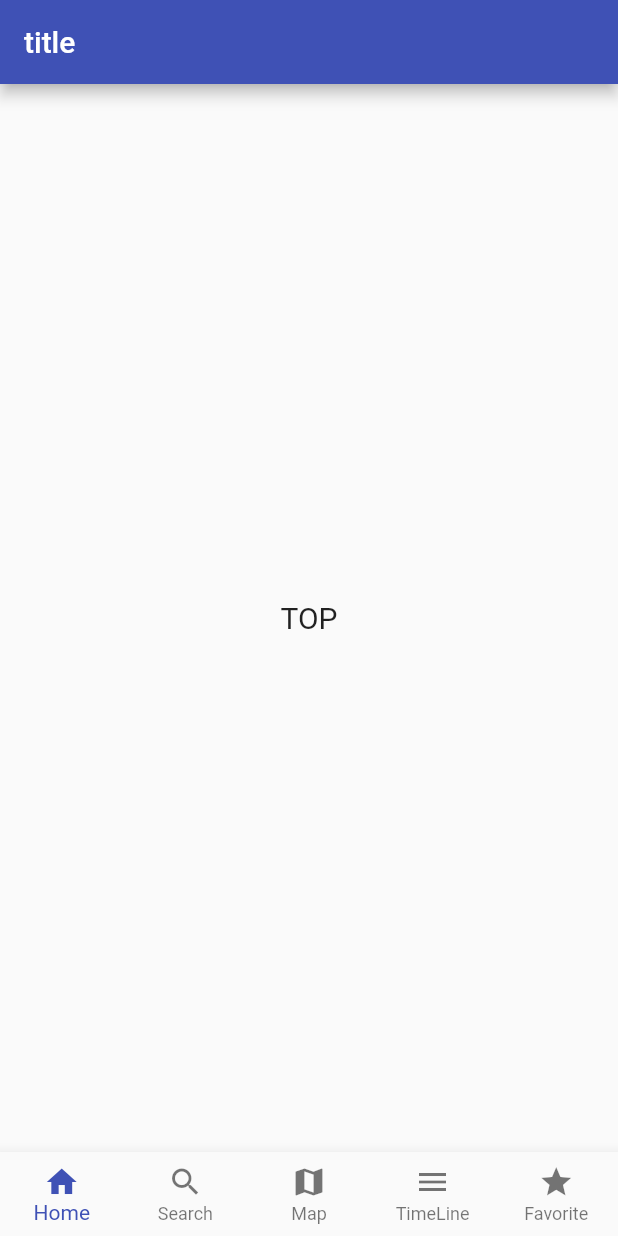
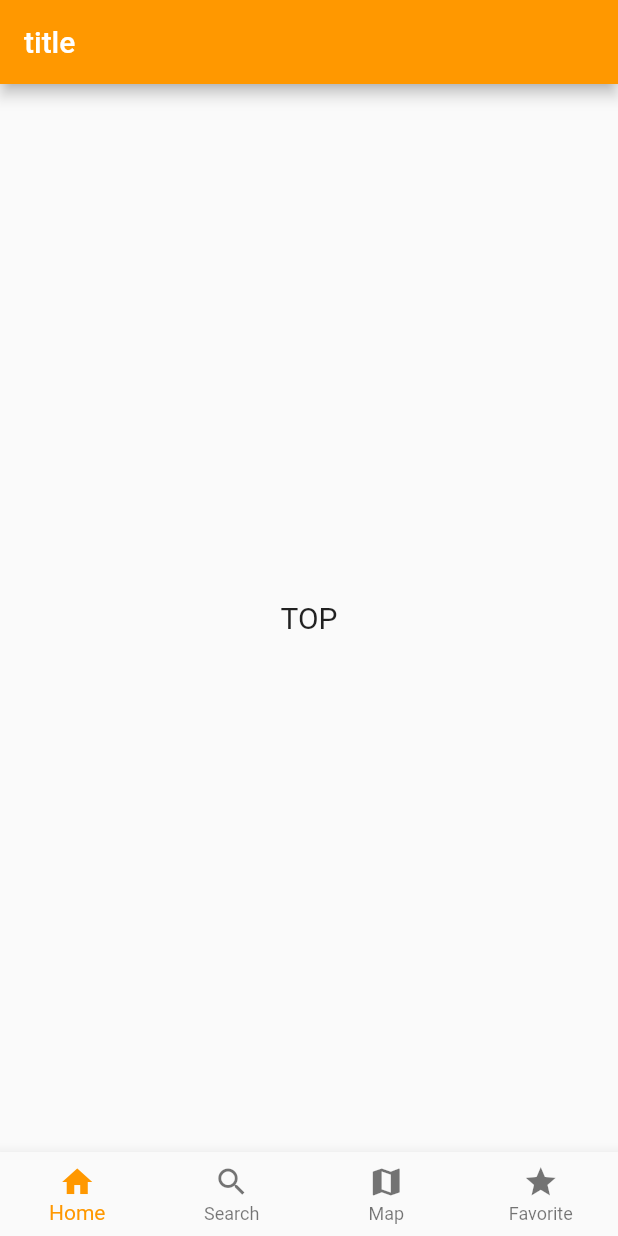
Before and after one commit to matsukawa-s/tabitabi_app, a Flutter app: the screen it shows after launch, on a phone screen of 412 x 824 dp. Run offline on Flutter 3.47's test engine with Material 2 defaults, Android fonts, the light colour scheme and no system bars.

Commit message:
AppBarを更新

```diff
--- a/lib/main.dart
+++ b/lib/main.dart
@@ -23,12 +23,27 @@ void main() {
 }
 
 class MyApp extends StatelessWidget {
+//  static const MaterialColor customSwatch = const MaterialColor(
+//    0xFFA4C639,
+//    const <int, Color>{
+//      50: const Color(0xFFF4F8E7),
+//      100: const Color(0xFFE4EEC4),
+//      200: const Color(0xFFD2E39C),
+//      300: const Color(0xFFBFD774),
+//      400: const Color(0xFFB2CF57),
+//      500: const Color(0xFFA4C639),
+//      600: const Color(0xFF9CC033),
+//      700: const Color(0xFF92B92C),
+//      800: const Color(0xFF89B124),
+//      900: const Color(0xFF78A417),
+//    },
+//  );
   @override
   Widget build(BuildContext context) {
     return  MaterialApp(
       debugShowCheckedModeBanner: false,
       theme: ThemeData(
-        primarySwatch: Colors.indigo,
+        primarySwatch: Colors.orange,
       ),
       home: MyHomePage(),
     );
@@ -37,9 +52,14 @@ class MyApp extends StatelessWidget {
 class MyHomePage extends StatelessWidget {
   @override
   Widget build(BuildContext context) {
-    return Scaffold(
+    return DefaultTabController(
+      length: Provider.of<NavigationBarProvider>(context).getTabLength(),
+      child: Scaffold(
         appBar: AppBar(
-        title: const Text('title'),
+//          backgroundColor: Colors.white,
+          title: const Text('title',
+            style: TextStyle(color: Colors.white),),
+          bottom: Provider.of<NavigationBarProvider>(context).getAppBarBottom(),
         ),
         body: Consumer<NavigationBarProvider>(
             builder: (_, model, __) {
@@ -64,10 +84,6 @@ class MyHomePage extends StatelessWidget {
                     label: 'Map',
                   ),
                   BottomNavigationBarItem(
-                  icon: Icon(Icons.menu),
-                  label: 'TimeLine',
-                ),
-                BottomNavigationBarItem(
                     icon: Icon(Icons.star),
                     label: 'Favorite',
                   ),
@@ -79,6 +95,7 @@ class MyHomePage extends StatelessWidget {
               );
             }
         ),
+      ),
     );
   }
 }
--- a/lib/navigationbar_provider.dart
+++ b/lib/navigationbar_provider.dart
@@ -1,5 +1,7 @@
 import 'package:flutter/cupertino.dart';
 import 'package:flutter/material.dart';
+import 'package:tabitabi_app/favorite_plan_page.dart';
+import 'package:tabitabi_app/favorite_spot_page.dart';
 
 import 'top_page.dart';
 import 'search_page.dart';
@@ -14,9 +16,17 @@ class NavigationBarProvider extends ChangeNotifier {
     TopPage(title: 'TOP'),
     SearchPage(title: 'SEARCH'),
     MapPage(title: 'MAP'),
-    TimeLinePage(title: 'TIMELINE'),
     FavoritePage(title: 'FAVORITE'),
   ];
+  List<int> _tabLength =[0,0,0,2];
+  int get tabLength => _tabLength[_selectedIndex];
+  final List<TabInfo> _tabs = [
+    TabInfo("Plan", FavoritePlanPage()),
+    TabInfo("Spot", FavoriteSpotPage()),
+  ];
+  List<TabInfo> get tabs => _tabs;
+
+
 //  static List<IconData> _pageIcon = [
 //    Icons.home,
 //    Icons.search,
@@ -37,7 +47,51 @@ class NavigationBarProvider extends ChangeNotifier {
     return _pageList[_selectedIndex];
   }
 
+  int getTabLength(){
+    return tabLength;
+  }
+
+  Widget getAppBarBottom(){
+    if(selectedIndex == 3) {
+      return ColoredTabBar(
+        color: Colors.white,
+        tabBar: TabBar(
+          indicatorColor: Colors.orangeAccent,
+//          controller: _controller,
+          tabs: _tabs.map((TabInfo tab) {
+              return Tab(text: tab.label);
+            }).toList(),
+        ),
+      );
+    }else{
+      return null;
+    }
+  }
 //  IconData getIcon(){
 //    return _pageIcon[_selectedIndex];
 //  }
 }
+
+class TabInfo {
+  String label;
+  Widget widget;
+  TabInfo(this.label, this.widget);
+}
+
+class ColoredTabBar extends StatelessWidget implements PreferredSizeWidget {
+  final PreferredSizeWidget tabBar;
+  final Color color;
+
+  ColoredTabBar({@required this.tabBar, @required this.color});
+
+  @override
+  Widget build(BuildContext context) {
+    return Ink(
+      color: color,
+      child: tabBar,
+    );
+  }
+
+  @override
+  Size get preferredSize => tabBar.preferredSize;
+}
```
Also changed, not shown: lib/favorite_page.dart (+5 -18 lines). Lines whose indentation alone changed are shown as unchanged.
